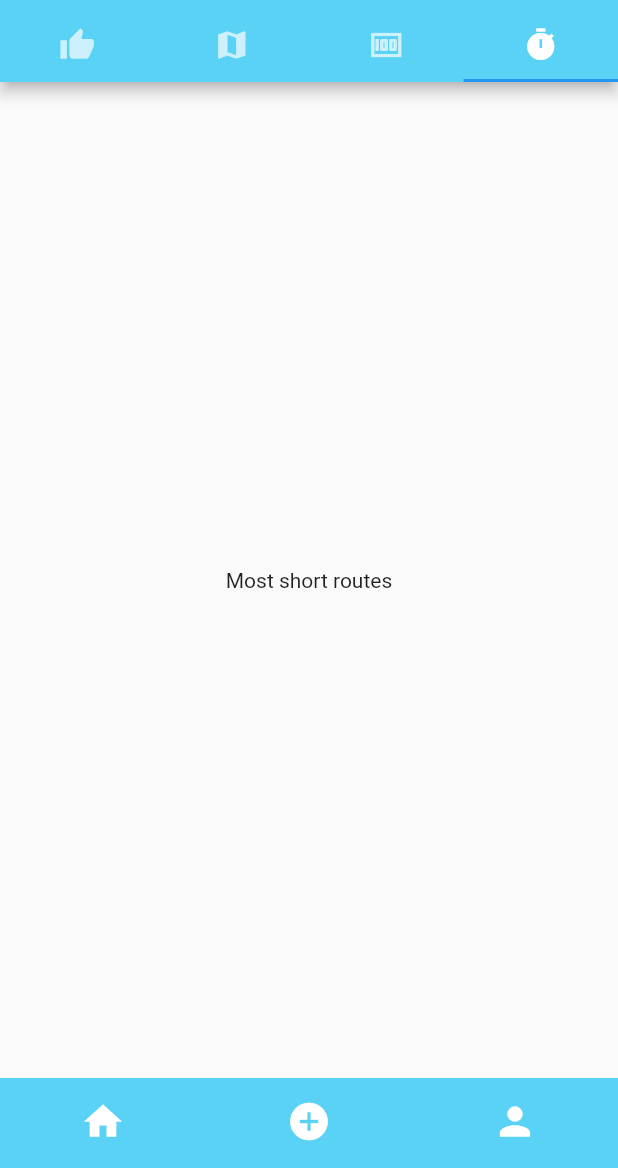
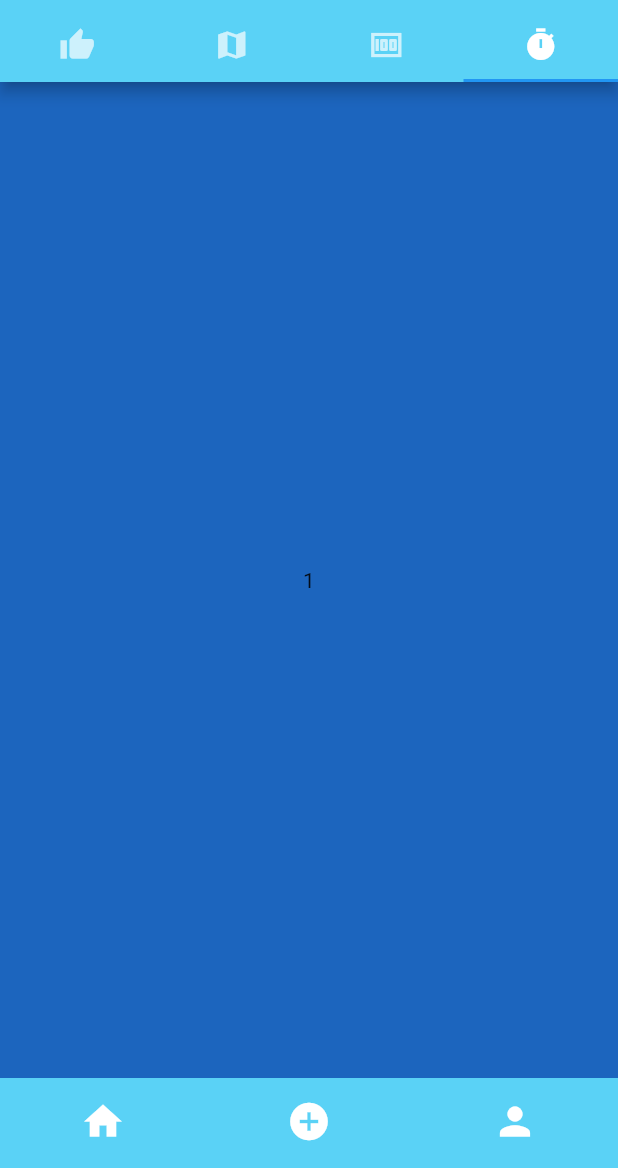
Before and after one commit to LuxyKolink/ViamMundi-frontend, a Flutter app: the screen it shows after launch, tab 4 chosen, on a phone screen of 412 x 824 dp, the part 68-1236 px from its top. Run offline on Flutter 3.47's test engine with Material 2 defaults, Android fonts, the phone set to English and light mode, and no system bars; our stand-ins replace geolocator, google_maps_flutter; Roboto replaces fonts that are missing (Almarai).

Commit message:
feat: Initial structure for route post widget

```diff
--- a/lib/modules/route/presentation/pages/feed.dart
+++ b/lib/modules/route/presentation/pages/feed.dart
@@ -1,5 +1,8 @@
 import 'package:flutter/material.dart';
-import 'package:viammundi_frontend/shared/widgets/circle_avatar.dart';
+import 'package:viammundi_frontend/modules/route/presentation/widgets/route_carrousel.dart';
+import 'package:viammundi_frontend/modules/route/presentation/widgets/title_section.dart';
+import '../widgets/route_post_tile.dart';
+import '../../../../shared/widgets/circle_avatar.dart';
 import '../../../skeleton/widgets/appbar.dart';
 
 class FeedPage extends StatelessWidget {
@@ -14,15 +17,16 @@ class FeedPage extends StatelessWidget {
         appBar: CustomAppBar(showTabBar: true),
         body: TabBarView(children: [
           CircleAvatarWidget(),
-          Center(
-            child: Text("Most close routes"),
+          RoutePostTile(
+            profileImageUrl: 'assets/icons/profile_icon.png',
+            userName: 'Diegod',
           ),
-          Center(
-            child: Text("Most expensive routes"),
+          TitleSection(
+            profileImageUrl: 'assets/icons/profile_icon.png',
+            userName: 'Diegod',
+            routeName: 'Comidas Rapidas el chamo',
           ),
-          Center(
-            child: Text("Most short routes"),
-          ),
+          RouteCarrouselWidget()
         ]),
       ),
     );
--- a/lib/modules/route/presentation/pages/feed_content.dart
+++ b/lib/modules/route/presentation/pages/feed_routes.dart
@@ -5,6 +5,10 @@ class FeedContentPage extends StatelessWidget {
 
   @override
   Widget build(BuildContext context) {
-    return const Placeholder();
+    return const SingleChildScrollView(
+      child: Column(
+        children: [],
+      ),
+    );
   }
 }
--- a/lib/modules/route/presentation/widgets/route_carrousel.dart
+++ b/lib/modules/route/presentation/widgets/route_carrousel.dart
@@ -1,6 +1,4 @@
 // Primero:
-
-
 
 // SafeArea( <--- Se lo dejo de tarea
 
@@ -19,3 +17,37 @@
 //   )
 
 // )
+
+import 'package:flutter/material.dart';
+import 'package:viammundi_frontend/shared/resources/colors.dart';
+
+class RouteCarrouselWidget extends StatefulWidget {
+  const RouteCarrouselWidget({super.key});
+
+  @override
+  State<RouteCarrouselWidget> createState() => _RouteCarrouselWidgetState();
+}
+
+class _RouteCarrouselWidgetState extends State<RouteCarrouselWidget> {
+  @override
+  Widget build(BuildContext context) {
+    final PageController controller = PageController();
+    return PageView(
+      controller: controller,
+      children: <Widget>[
+        Container(
+          color: getRandomColor(),
+          child: const Center(child: Text('1')),
+        ),
+        Container(
+          color: getRandomColor(),
+          child: const Center(child: Text('2')),
+        ),
+        Container(
+          color: getRandomColor(),
+          child: const Center(child: Text('3')),
+        )
+      ],
+    );
+  }
+}
--- a/lib/modules/route/presentation/widgets/title_section.dart
+++ b/lib/modules/route/presentation/widgets/title_section.dart
@@ -37,8 +37,8 @@ class TitleSection extends StatelessWidget {
         children: [
           // Columna de la foto de perfil (Círculo)
           Container(
-            width: 60.0,
-            height: 60.0,
+            width: 40.0,
+            height: 40.0,
             decoration: BoxDecoration(
               shape: BoxShape.circle,
               image: DecorationImage(
```
Also changed, not shown: lib/modules/route/presentation/widgets/route_post.dart (added, +10 -0 lines), lib/modules/route/presentation/widgets/route_post_tile.dart (added, +35 -0 lines), lib/shared/widgets/circle_avatar.dart (+7 -3 lines).
